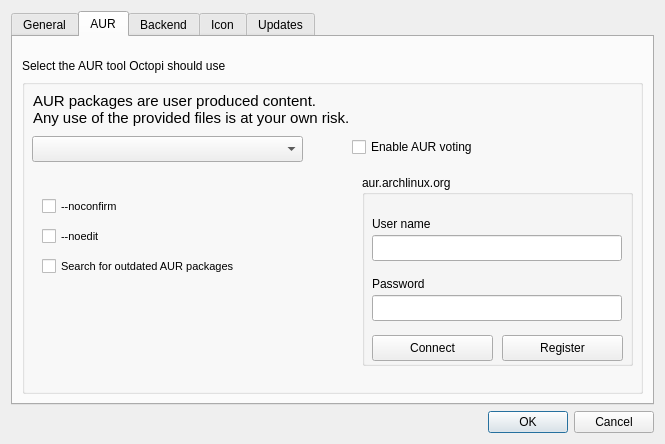
First picture: the form in ui/optionsdialog.ui, repository aarnt/octopi, before the edit.
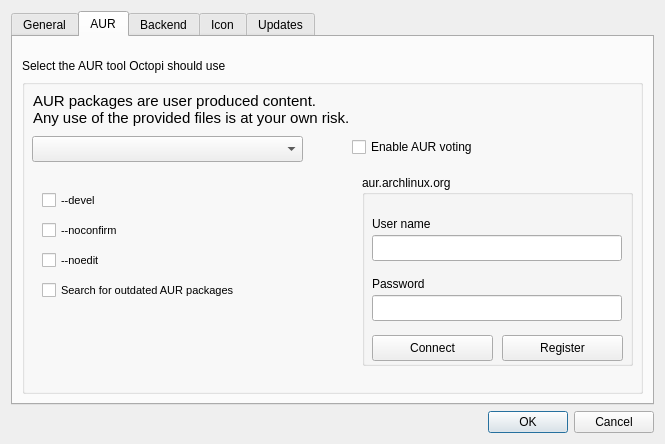
Second picture: the form after the edit.

Commit message: - Added option "--devel" in AUR tab to check for newer versions of dev packages;

Diff of the .ui file:
```diff
--- a/ui/optionsdialog.ui
+++ b/ui/optionsdialog.ui
@@ -164,7 +164,7 @@
             <property name="geometry">
              <rect>
               <x>20</x>
-              <y>116</y>
+              <y>140</y>
               <width>131</width>
               <height>22</height>
              </rect>
@@ -182,7 +182,7 @@
             <property name="geometry">
              <rect>
               <x>20</x>
-              <y>146</y>
+              <y>170</y>
               <width>131</width>
               <height>22</height>
              </rect>
@@ -200,7 +200,7 @@
             <property name="geometry">
              <rect>
               <x>20</x>
-              <y>176</y>
+              <y>200</y>
               <width>311</width>
               <height>22</height>
              </rect>
@@ -347,6 +347,27 @@
              <enum>Qt::AutoText</enum>
             </property>
            </widget>
+           <widget class="QCheckBox" name="cbDevel">
+            <property name="geometry">
+             <rect>
+              <x>20</x>
+              <y>110</y>
+              <width>131</width>
+              <height>22</height>
+             </rect>
+            </property>
+            <property name="font">
+             <font>
+              <pointsize>8</pointsize>
+             </font>
+            </property>
+            <property name="toolTip">
+             <string notr="true"/>
+            </property>
+            <property name="text">
+             <string notr="true">--devel</string>
+            </property>
+           </widget>
           </widget>
          </item>
         </layout>
```
Left out of the diff: 9 changed lines with no effect on the pictures. The commit also changes 10 other files.
